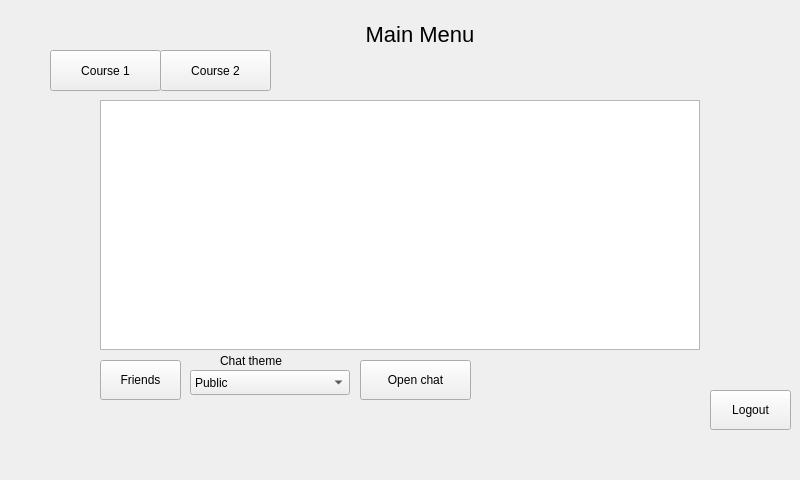
DeliTrbat/LearNet, file interface/application.ui: the form before one commit.
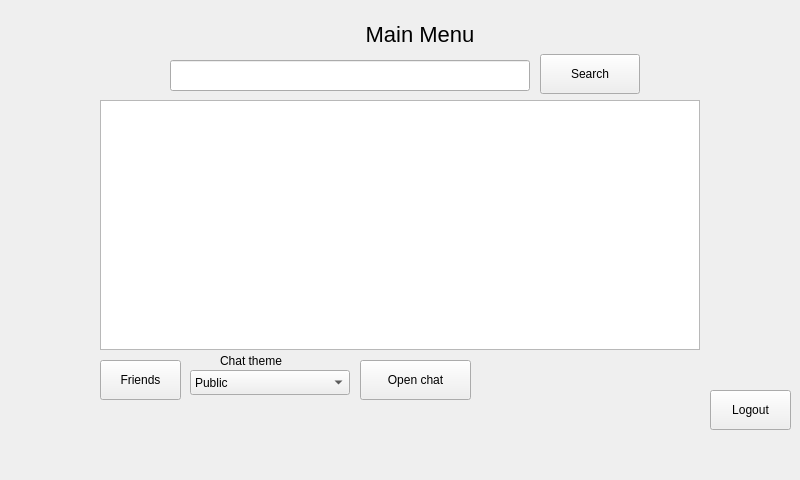
The form after the commit.

The edit to the form file:
```diff
--- a/interface/application.ui
+++ b/interface/application.ui
@@ -68,32 +68,6 @@
       <string>Friends</string>
      </property>
     </widget>
-    <widget class="QPushButton" name="pushButton">
-     <property name="geometry">
-      <rect>
-       <x>50</x>
-       <y>50</y>
-       <width>111</width>
-       <height>41</height>
-      </rect>
-     </property>
-     <property name="text">
-      <string>Course 1</string>
-     </property>
-    </widget>
-    <widget class="QPushButton" name="pushButton_2">
-     <property name="geometry">
-      <rect>
-       <x>160</x>
-       <y>50</y>
-       <width>111</width>
-       <height>41</height>
-      </rect>
-     </property>
-     <property name="text">
-      <string>Course 2</string>
-     </property>
-    </widget>
     <widget class="QTextEdit" name="textEdit_data">
      <property name="geometry">
       <rect>
@@ -165,6 +139,29 @@
       <string>Open chat</string>
      </property>
     </widget>
+    <widget class="QLineEdit" name="lineEdit_MainSearchbar">
+     <property name="geometry">
+      <rect>
+       <x>170</x>
+       <y>60</y>
+       <width>360</width>
+       <height>31</height>
+      </rect>
+     </property>
+    </widget>
+    <widget class="QPushButton" name="pushButton_search">
+     <property name="geometry">
+      <rect>
+       <x>540</x>
+       <y>54</y>
+       <width>100</width>
+       <height>40</height>
+      </rect>
+     </property>
+     <property name="text">
+      <string>Search</string>
+     </property>
+    </widget>
    </widget>
    <widget class="QWidget" name="page_4">
     <widget class="QPushButton" name="pushButton_mainMenu">
```
Left out of the diff: 2 changed lines with no effect on the pictures.
